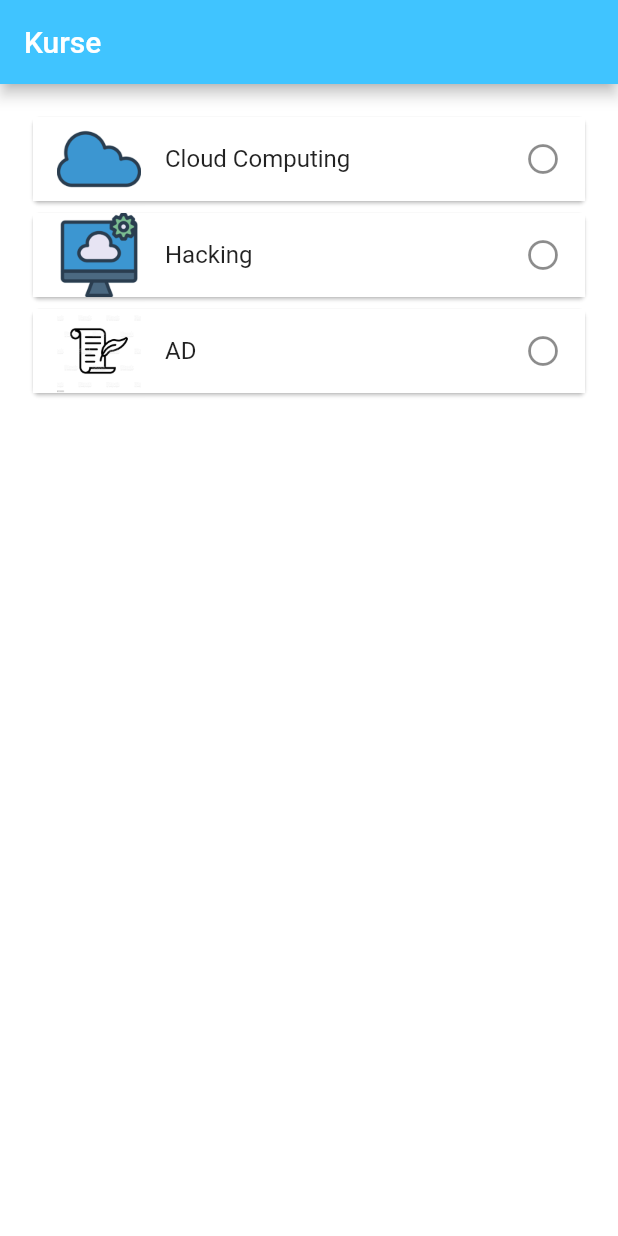
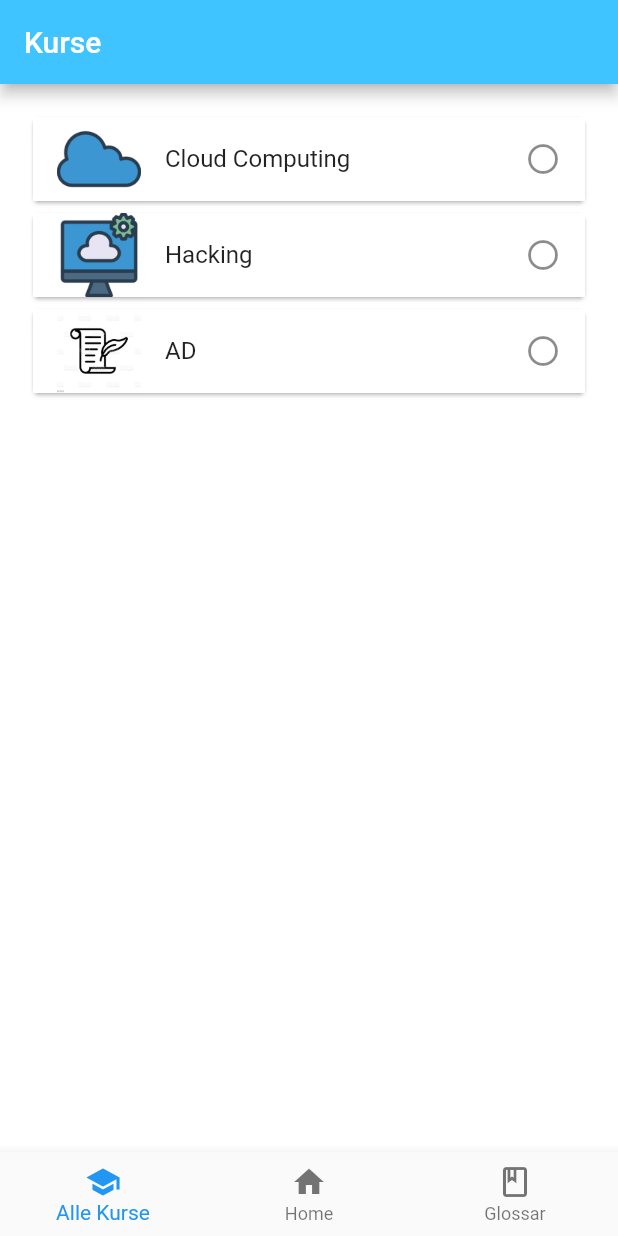
Before and after one commit to shr1mpsy/E-learning-App, a Flutter app: the screen it shows after launch, on a phone screen of 412 x 824 dp. Run offline on Flutter 3.47's test engine with Material 2 defaults, Android fonts, the light colour scheme and no system bars.

Commit message:
added code safe, added BottomNavigationBar

```diff
--- a/lib/main.dart
+++ b/lib/main.dart
@@ -32,6 +32,7 @@ class MyAppState extends State<MyApp> {
       for (int i = 0; i < entries[contentIndex].length; i++) {
         values[entries[contentIndex][i]] = i;
       }
+      _currentIndex = 1;
     });
     return values;
   }
@@ -42,7 +43,7 @@ class MyAppState extends State<MyApp> {
       // WAS IST CLOUD COMPUTING? DEFINITION
       [
         "Bei Cloud Computing werden deine Daten auf entfernten Severn und nicht lokal auf einem Rechner gespeichert. Eine Cloud ist also im Grunde 'nur' ein riesiges Netzwerk von Servern, "
-            "welche über die ganze Welt verteilt ist. Das Gespeicherte ist dann über das Internet von überall in Echtzeit abrufbar. \n\n"
+            "welche über die ganze Welt verteilt sind. Das Gespeicherte ist dann über das Internet von überall in Echtzeit abrufbar. \n\n"
             "Die Server und die Kapazitäten werden meißt vermietet, weil das Ganze nur dadurch Sinn macht und man nur so alle die Vorteile von Cloud Computing richtig ausnutzen kann."
             "Diese Art der Datenverwaltung birgt nämlich sehr viele Vorteile in sich, die wir aber später im Kurs noch alle kennenlernen werden.",
         "Aber warum heißt es dann Cloud? Hat das ein Sinn? \n\nNaja, eine Cloud heißt deswegen Cloud, weil die dahinterliegenden Strukturen und die Server auf welchen die Daten liegen für den Nutzer unsichtbar und kaum von Bedeutung sind. "
@@ -71,12 +72,12 @@ class MyAppState extends State<MyApp> {
         "Lokale Rechenzentren gehen typischerweise mit einem erheblichen Einrichtungs- und Verwaltungsaufwand einher. "
             "Dazu zählen z.B. die Einrichtung der Hardware, also der Server, das Aufspielen von Softwareupdates und andere zeitaufwändige "
             "IT-Verwaltungsaufgaben. Beim Cloud Computing müssen viele dieser Aufgaben nicht länger mehr von den Firmen selbst, sondern von dem Cloud Anbieter erledigt werden,  "
-            "sodass sich IT-Teams auf wichtigere Unternehmensziele konzentrieren können.",
+            "sodass sich IT-Teams auf wichtigere Unternehmensziele konzentrieren können und damit die Produktivität der Firma steigern können.",
         //Leistung
-        "Die größten Cloud Computing-Dienste werden in einem globalen Netzwerk aus sicheren Datencentern ausgeführt,"
-            " die regelmäßig auf die neueste Generation schneller und effizienter Computinghardware aktualisiert werden. "
+        "Die größten Cloud Computing-Dienste werden in einem globalen Netzwerk aus sicheren Datencentern ausgeführt, "
+            "die regelmäßig auf die neueste Generation schneller und effizienter Computinghardware aktualisiert werden. "
             "Dieser Aufbau bietet gegenüber einem einzelnen Unternehmensdatencenter eine Reihe von Vorteilen, wie z. B. "
-            "geringere Netzwerklatenzen für Anwendungen und größere Kostenersparnisse.",
+            "geringere Netzwerklatenzen, also die Verzögerung bei Kommunikation, Datenübertragung und Rechenleistung, für Anwendungen und größere Kostenersparnisse.",
         //Zuverlässigkeit
         "Mithilfe von Cloud Computing werden Datensicherung, Notfallwiederherstellung und Geschäftskontinuität vereinfacht und die zugehörigen "
             "Kosten gesenkt, da Daten an mehreren redundanten Standorten im Netzwerk des Cloudanbieters gespiegelt werden können.",
@@ -315,6 +316,14 @@ class MyAppState extends State<MyApp> {
     });
   }
 
+  void resetCourse(){
+    setState(() {
+      for(int item = 0; item<trailings[contentIndex].length; item++){
+        trailings[contentIndex][item] = false;
+      }
+    });
+  }
+
   void antwort(int score) {
     setState(() {
       qtotalScore += score;
@@ -461,9 +470,34 @@ class MyAppState extends State<MyApp> {
     }
   }
 
+  int _currentIndex = 0;
+  Widget boNaBa(text){
+    return BottomNavigationBar(
+      currentIndex: _currentIndex,
+      type: BottomNavigationBarType.fixed,
+      items: [
+        BottomNavigationBarItem(
+          icon: Icon(Icons.school_sharp),
+          label: "Alle Kurse",
+          backgroundColor: Colors.blue,
+        ),
+        BottomNavigationBarItem(
+          icon: Icon(Icons.home),
+          label: "Home",
+          backgroundColor: Colors.blue,
+        ),
+        BottomNavigationBarItem(
+          icon: Icon(Icons.book_outlined),
+          label: "Glossar",
+          backgroundColor: Colors.blue,
+        ),
+      ]
+    );
+  }
+
   @override
   Widget build(BuildContext context) {
-    if (isContent) {
+    if(_currentIndex == 0) {
       return MaterialApp(
         home: Scaffold(
           backgroundColor: Colors.white,
@@ -484,13 +518,16 @@ class MyAppState extends State<MyApp> {
                       tileColor: Colors.white,
                       title: Text('${contentEntries[index]}'),
                       leading: Image.asset(coursePictures[index]),
-                  trailing: switchTrailingsCourses(contentTrailings[index]),
+                      trailing: switchTrailingsCourses(
+                          contentTrailings[index]),
                     ));
               }),
+          bottomNavigationBar: boNaBa("Alle Kurse"),
         ),
       );
     }
-    else if (isIntro) {
+    else if(_currentIndex==1) {
+      if (isIntro) {
         return MaterialApp(
           home: Scaffold(
             backgroundColor: Colors.white,
@@ -517,6 +554,7 @@ class MyAppState extends State<MyApp> {
             floatingActionButton: FloatingActionButton(
               onPressed: start,
               child: Icon(Icons.keyboard_arrow_down),
+              tooltip: "Los gehts!",
             ),
             floatingActionButtonLocation:
             FloatingActionButtonLocation.centerDocked,
@@ -550,6 +588,7 @@ class MyAppState extends State<MyApp> {
             floatingActionButton: FloatingActionButton(
                 onPressed: toDoneOverview,
                 child: Icon(Icons.keyboard_arrow_down_outlined)),
+            bottomNavigationBar: boNaBa("Lernen"),
           ),
         );
       }
@@ -561,8 +600,12 @@ class MyAppState extends State<MyApp> {
               title: Text(contentEntries[contentIndex]),
               backgroundColor: Colors.lightBlueAccent,
               actions: <Widget>[
-              IconButton(
-                  icon: Icon(Icons.keyboard_arrow_down), onPressed: toCourses)
+                IconButton(icon: Icon(Icons.keyboard_arrow_down),
+                  onPressed: toCourses,
+                  tooltip: "Zu den Kursen",),
+                IconButton(icon: Icon(Icons.autorenew),
+                  onPressed: resetCourse,
+                  tooltip: "Kurs zurücksetzen",),
               ],
             ),
             body: ListView.builder(
@@ -581,6 +624,7 @@ class MyAppState extends State<MyApp> {
                         trailing: switchTrailing(trailings[contentIndex][index]),
                       ));
                 }),
+            bottomNavigationBar: boNaBa("Lernen"),
           ),
         );
       }
@@ -629,6 +673,8 @@ class MyAppState extends State<MyApp> {
               floatingActionButton: FloatingActionButton(
                   onPressed: antwortfw,
                   child: Icon(Icons.arrow_forward_ios_outlined)),
+
+              bottomNavigationBar: boNaBa("Lernen"),
             ),
           );
         }
@@ -650,9 +696,19 @@ class MyAppState extends State<MyApp> {
                       onPressed: toOverviewSwitcher, child: Text("Zur Übersicht"))
                 ],
               ),
+              bottomNavigationBar: boNaBa("Lernen"),
             ),
           );
         }
       }
     }
+    else if(_currentIndex==2){
+      return MaterialApp(
+        home: Scaffold(
+          body: Text("Kommt noch"),
+            bottomNavigationBar: boNaBa("Glossar"),
+        )
+      );
     }
+  }
+}
```
Lines whose indentation alone changed are shown as unchanged.
